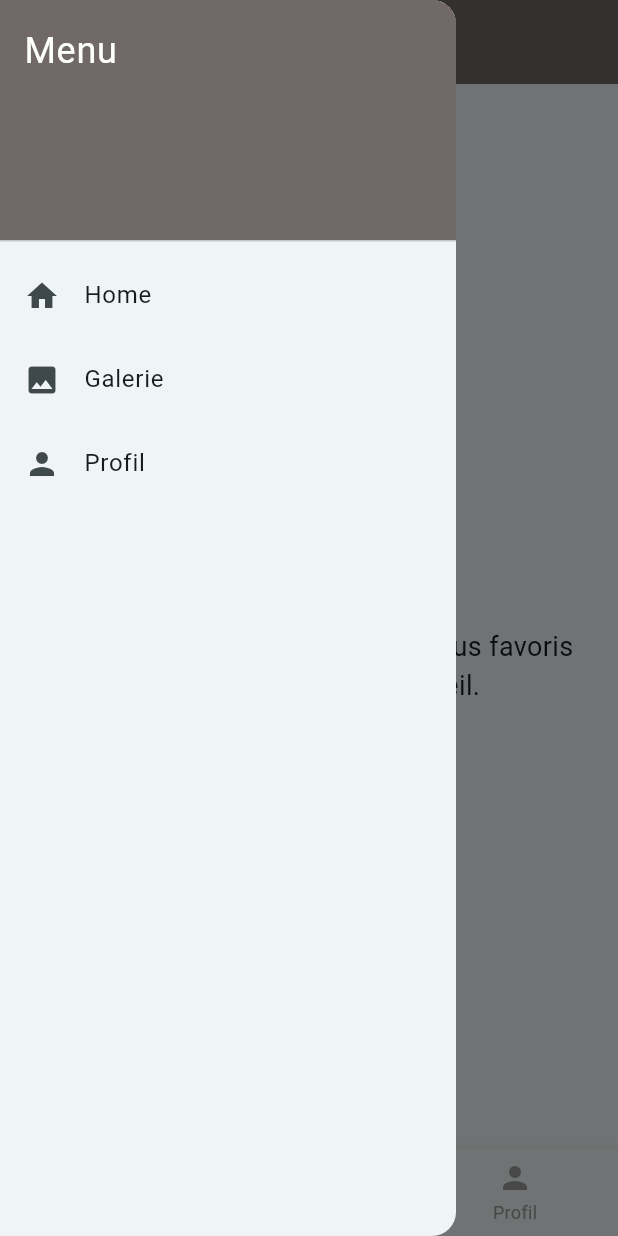
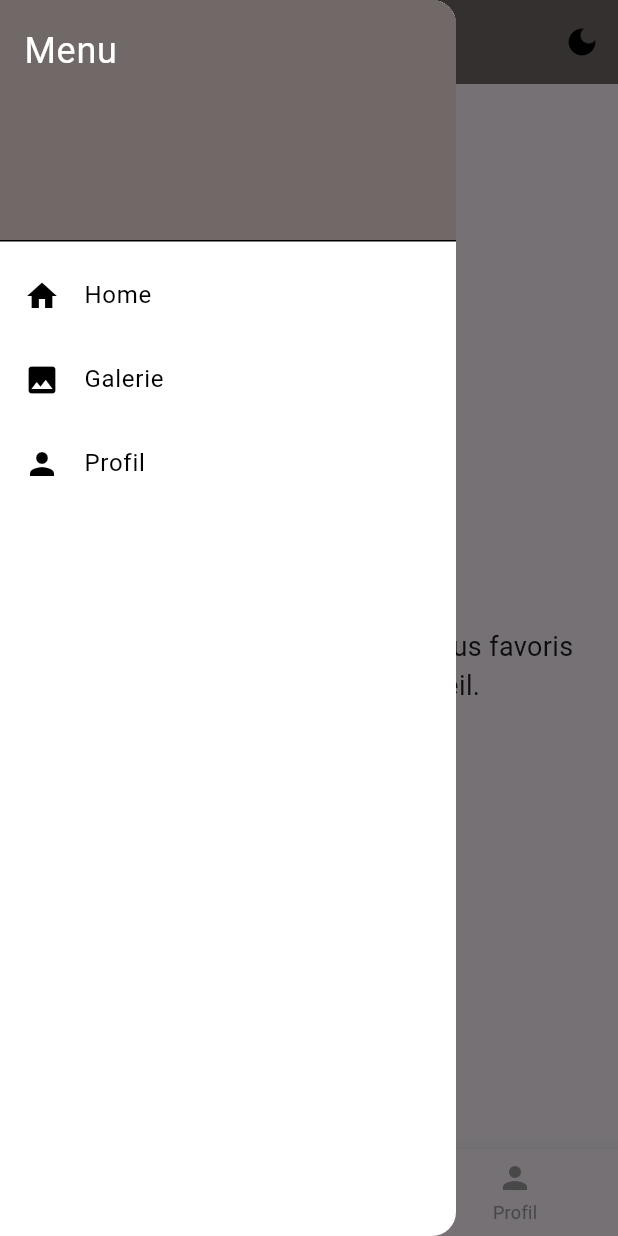
Before and after one commit to EstebanSmolak19/TpFlutter1, a Flutter app: the screen it shows after launch, with the side drawer open, on a phone screen of 412 x 824 dp. Run offline on Flutter 3.47's test engine with Material 3 defaults, Android fonts, the light colour scheme and no system bars.

Commit message:
feat: Ajout ThemeSwitcher

```diff
--- a/lib/components/CustomAppScaffold.dart
+++ b/lib/components/CustomAppScaffold.dart
@@ -1,9 +1,10 @@
+import 'package:flutter/material.dart';
 import 'package:appcours/pages/homePage.dart';
-import 'package:flutter/material.dart';
+import 'package:appcours/pages/GaleriePage.dart';
+import 'package:appcours/pages/ProfilPage.dart';
 import 'package:appcours/components/drawer.dart';
 import 'package:appcours/components/BottomNavigationBar.dart';
-import 'package:appcours/pages/GaleriePage.dart';
-import 'package:appcours/pages/ProfilPage.dart';
+import 'package:appcours/theme/ThemeSwitcher.dart';
 
 class CustomAppScaffold extends StatefulWidget {
   const CustomAppScaffold({super.key});
@@ -14,6 +15,7 @@ class CustomAppScaffold extends StatefulWidget {
 
 class _CustomAppScaffoldState extends State<CustomAppScaffold> {
   int _currentIndex = 0;
+  bool _isDarkMode = false;
 
   final List<Widget> _pages = const [
     HomePage(),
@@ -21,31 +23,62 @@ class _CustomAppScaffoldState extends State<CustomAppScaffold> {
     ProfilePage(),
   ];
 
+  final List<String> _titles = const [
+    'Home',
+    'Galerie',
+    'Profil',
+  ];
+
   void _onNavTap(int index) {
     setState(() {
-      _currentIndex = index;
+      _currentIndex = index.clamp(0, _pages.length - 1);
     });
   }
 
   @override
   Widget build(BuildContext context) {
-    return Scaffold(
+        final ThemeData currentTheme = _isDarkMode
+        ? ThemeData.dark(useMaterial3: true).copyWith(
+            colorScheme: const ColorScheme.dark(
+              primary: Colors.deepPurple,
+              secondary: Colors.deepPurpleAccent,
+            ),
+          )
+        : ThemeData.light(useMaterial3: true).copyWith(
+            colorScheme: const ColorScheme.light(
+              primary: Colors.deepPurple,
+              secondary: Colors.deepPurpleAccent,
+            ),
+          );
+    return Theme(
+      data: currentTheme,
+      child: Scaffold(
         drawer: buildDrawer(context, onSelect: (index) {
           _onNavTap(index);
-        Navigator.pop(context);
         }),
         appBar: AppBar(
           backgroundColor: const Color.fromARGB(255, 113, 104, 104),
           title: Text(
-          ['Home', 'Galerie', 'Profil'][_currentIndex],
+            _titles[_currentIndex],
             style: const TextStyle(color: Colors.white),
           ),
+          actions: [
+            ThemeSwitcher(
+              initialDarkMode: _isDarkMode,
+              onChanged: (value) {
+                setState(() {
+                  _isDarkMode = value;
+                });
+              },
+            ),
+          ],
         ),
         body: _pages[_currentIndex],
         bottomNavigationBar: customBottomNavigationBar(
           currentIndex: _currentIndex,
           onTap: _onNavTap,
         ),
+      ),
     );
   }
 }
--- /dev/null
+++ b/lib/theme/ThemeSwitcher.dart
@@ -0,0 +1,41 @@
+import 'package:flutter/material.dart';
+
+class ThemeSwitcher extends StatefulWidget {
+  final bool initialDarkMode;
+  final ValueChanged<bool> onChanged;
+
+  const ThemeSwitcher({
+    super.key,
+    required this.initialDarkMode,
+    required this.onChanged,
+  });
+
+  @override
+  State<ThemeSwitcher> createState() => _ThemeSwitcherState();
+}
+
+class _ThemeSwitcherState extends State<ThemeSwitcher> {
+  late bool _isDarkMode;
+
+  @override
+  void initState() {
+    super.initState();
+    _isDarkMode = widget.initialDarkMode;
+  }
+
+  void _toggleTheme() {
+    setState(() {
+      _isDarkMode = !_isDarkMode;
+    });
+    widget.onChanged(_isDarkMode); // informe le parent du changement
+  }
+
+  @override
+  Widget build(BuildContext context) {
+    return IconButton(
+      icon: Icon(_isDarkMode ? Icons.light_mode : Icons.dark_mode),
+      onPressed: _toggleTheme,
+      tooltip: 'Switch Theme',
+    );
+  }
+}
```
Also changed, not shown: lib/components/drawer.dart (+12 -3 lines), lib/content/GalerieContent.dart (+41 -6 lines), lib/content/ProfilContent.dart (+50 -47 lines). Lines whose indentation alone changed are shown as unchanged.
